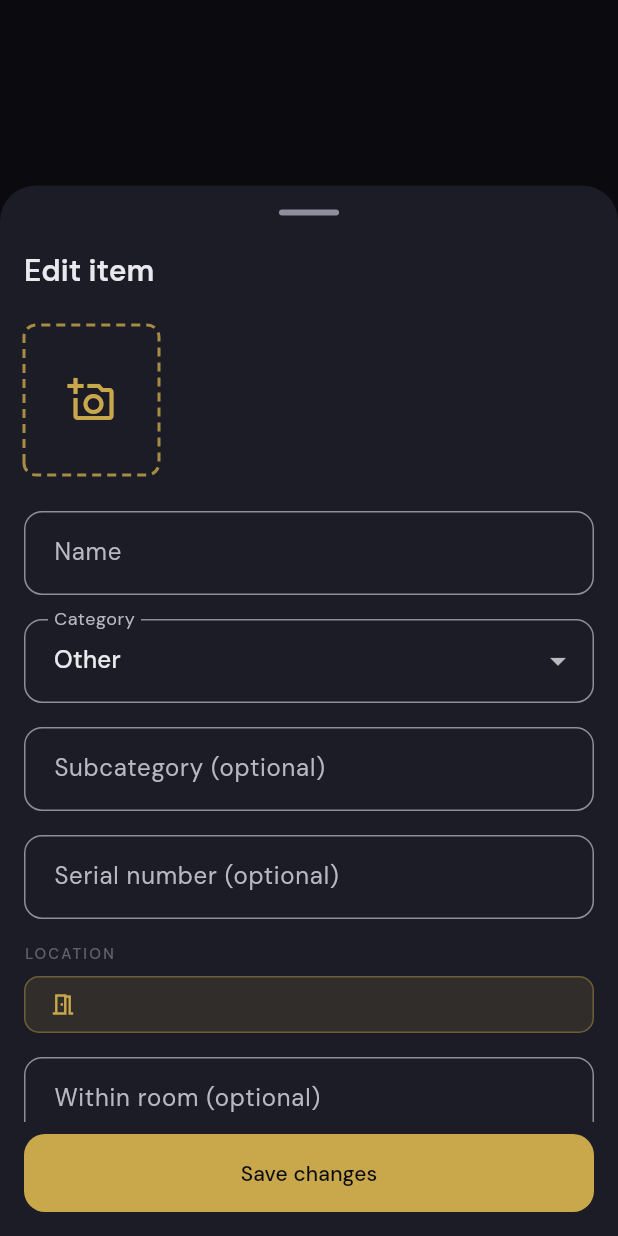
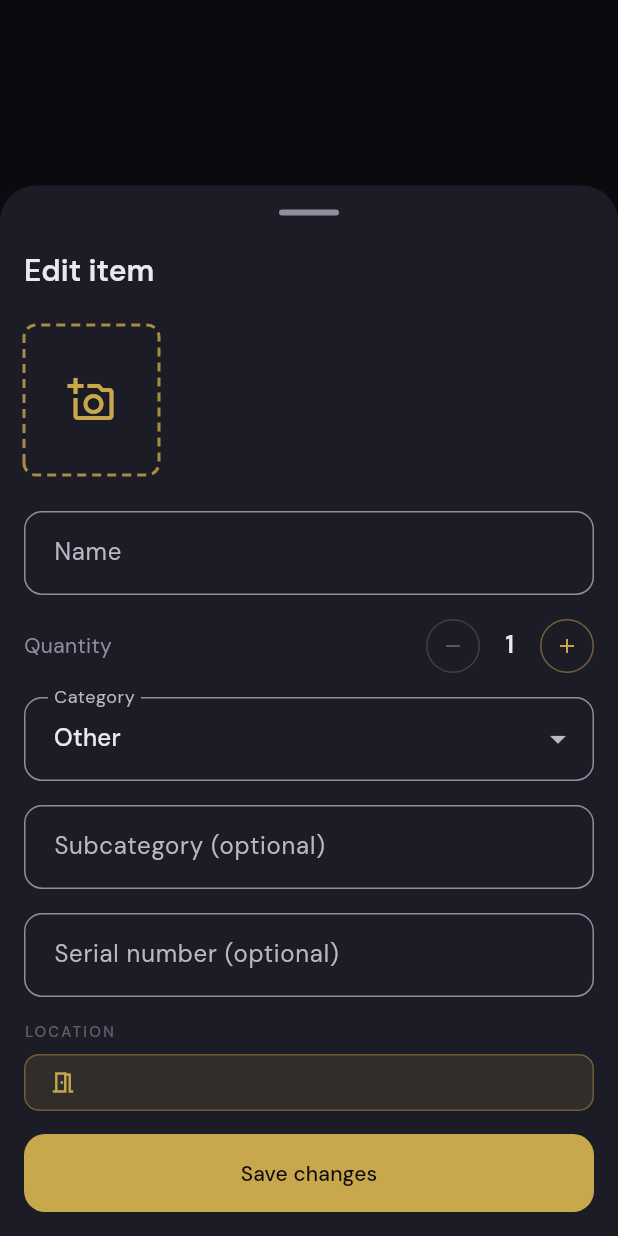
Before and after one commit to frpatino6/vaulted, a Flutter app: the EditItemSheet widget shown alone on an empty page, opened directly with empty values, on a phone screen of 412 x 824 dp. Run offline on Flutter 3.47's test engine with Material 3 defaults, Android fonts, the phone set to English and light mode, and no system bars; drawn by our look-alikes of dotted_border; our stand-ins replace cached_network_image, dio, firebase_core, firebase_messaging, fl_chart, flutter_riverpod and 8 more; missing offline and left inert: mobile_scanner; accounts and stored records are empty; network calls fail.

```diff
--- a/apps/mobile/lib/features/inventory/presentation/edit_item_sheet.dart
+++ b/apps/mobile/lib/features/inventory/presentation/edit_item_sheet.dart
@@ -63,6 +63,7 @@ class _EditItemSheetState extends ConsumerState<EditItemSheet> {
   bool _uploadingPhotos = false;
 
   late String _category;
+  late int _quantity;
   bool _submitting = false;
 
   String? _selectedRoomId;
@@ -96,6 +97,7 @@ class _EditItemSheetState extends ConsumerState<EditItemSheet> {
     _category = EditItemSheet._categories.contains(item.category)
         ? item.category
         : 'other';
+    _quantity = item.quantity > 0 ? item.quantity : 1;
 
     _selectedRoomId = item.roomId;
     _selectedRoomName = _resolveRoomName(item.roomId);
@@ -220,6 +222,7 @@ class _EditItemSheetState extends ConsumerState<EditItemSheet> {
             ? locationDet
             : null,
         sectionId: _selectedSectionId,
+        quantity: _quantity,
         valuation: {
           'purchasePrice': purchasePrice,
           'currentValue': currentValue,
@@ -351,6 +354,11 @@ class _EditItemSheetState extends ConsumerState<EditItemSheet> {
                       hintText: 'e.g. Chesterfield Sofa',
                     ),
                     onFieldSubmitted: (_) => _submit(),
+                  ),
+                  const SizedBox(height: AppSpacing.md),
+                  _QuantityStepper(
+                    value: _quantity,
+                    onChanged: (v) => setState(() => _quantity = v),
                   ),
                   const SizedBox(height: AppSpacing.md),
                   DropdownButtonFormField<String>(
@@ -517,6 +525,71 @@ class _EditItemSheetState extends ConsumerState<EditItemSheet> {
           ],
         ),
       ),
+    );
+  }
+}
+
+// ── Quantity stepper ──────────────────────────────────────────────────────
+
+class _QuantityStepper extends StatelessWidget {
+  const _QuantityStepper({required this.value, required this.onChanged});
+
+  final int value;
+  final void Function(int) onChanged;
+
+  @override
+  Widget build(BuildContext context) {
+    return Row(
+      children: [
+        Text(
+          'Quantity',
+          style: Theme.of(context).textTheme.bodyMedium?.copyWith(
+            color: AppColors.onSurfaceVariant,
+          ),
+        ),
+        const Spacer(),
+        SizedBox(
+          width: 36,
+          height: 36,
+          child: IconButton.outlined(
+            padding: EdgeInsets.zero,
+            icon: const Icon(Icons.remove, size: 16),
+            style: IconButton.styleFrom(
+              foregroundColor: value > 1 ? AppColors.accent : AppColors.onSurfaceVariant,
+              side: BorderSide(
+                color: value > 1
+                    ? AppColors.accent.withValues(alpha: 0.5)
+                    : AppColors.onSurfaceVariant.withValues(alpha: 0.3),
+              ),
+            ),
+            onPressed: value > 1 ? () => onChanged(value - 1) : null,
+          ),
+        ),
+        SizedBox(
+          width: 40,
+          child: Text(
+            '$value',
+            textAlign: TextAlign.center,
+            style: Theme.of(context).textTheme.bodyLarge?.copyWith(
+              color: AppColors.onBackground,
+              fontWeight: FontWeight.w600,
+            ),
+          ),
+        ),
+        SizedBox(
+          width: 36,
+          height: 36,
+          child: IconButton.outlined(
+            padding: EdgeInsets.zero,
+            icon: const Icon(Icons.add, size: 16),
+            style: IconButton.styleFrom(
+              foregroundColor: AppColors.accent,
+              side: BorderSide(color: AppColors.accent.withValues(alpha: 0.5)),
+            ),
+            onPressed: () => onChanged(value + 1),
+          ),
+        ),
+      ],
     );
   }
 }
```
Also changed, not shown: apps/mobile/lib/features/inventory/presentation/search_screen.dart (+31 -5 lines).
